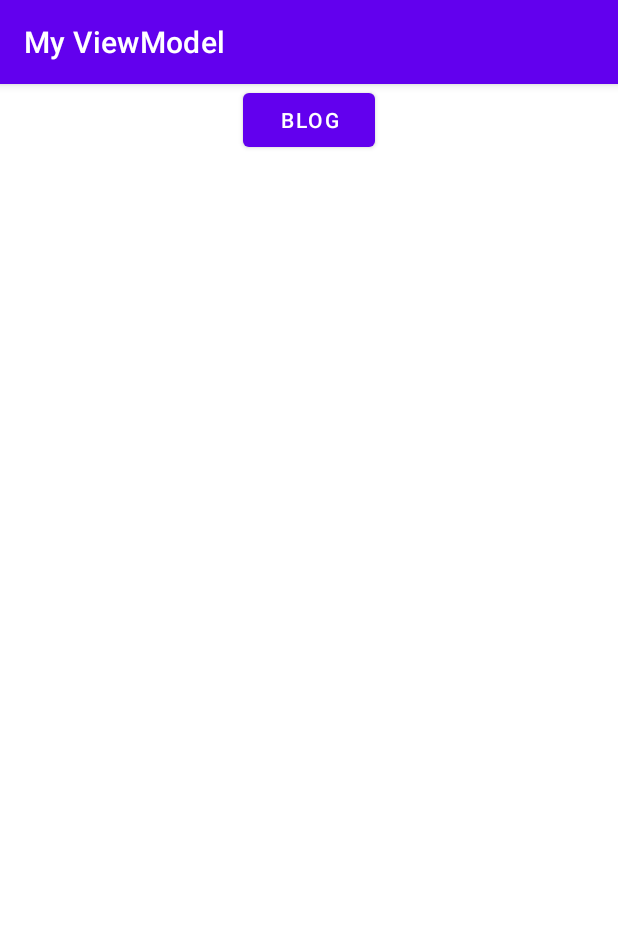
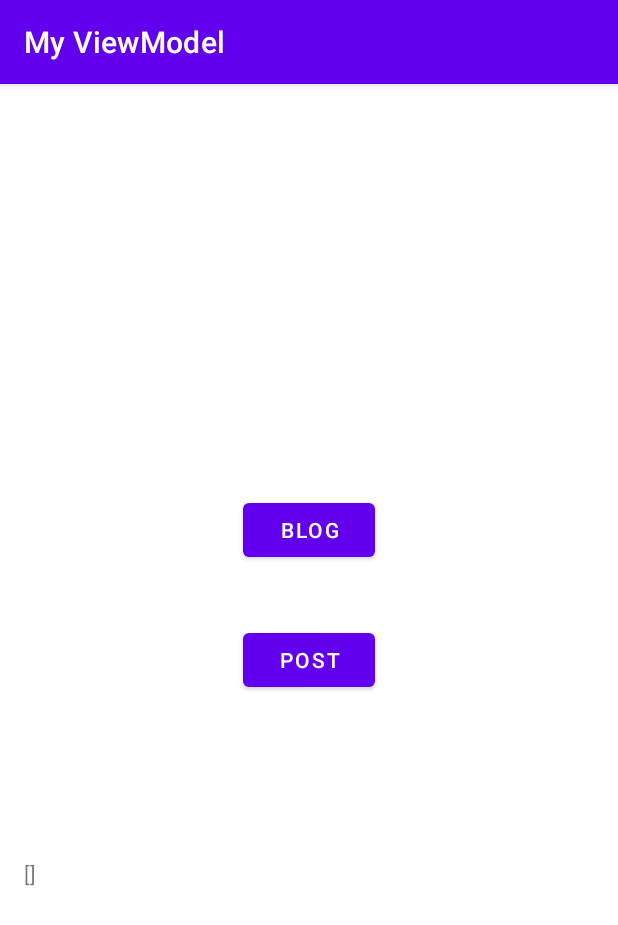
Before and after one commit to edwardsuwirya/new-viewmodel-room, an Android app: the screen it shows after launch (BlogActivity), after a tap on "BLOG", on a phone screen of 412 x 824 dp. Shown: the top 925 px of the screen. Run offline under Robolectric (Android 15) with nearby library versions, the phone set to English and light mode, and no system bars; our stand-ins replace Room's generated code.

```diff
--- a/app/src/main/AndroidManifest.xml
+++ b/app/src/main/AndroidManifest.xml
@@ -2,6 +2,7 @@
 <manifest xmlns:android="http://schemas.android.com/apk/res/android"
     xmlns:tools="http://schemas.android.com/tools">
 
+    <uses-permission android:name="android.permission.INTERNET" />
     <application
         android:name=".BaseApplication"
         android:allowBackup="true"
--- a/app/src/main/java/com/enigmacamp/myviewmodel/BlogActivity.kt
+++ b/app/src/main/java/com/enigmacamp/myviewmodel/BlogActivity.kt
@@ -4,10 +4,13 @@ import androidx.appcompat.app.AppCompatActivity
 import android.os.Bundle
 import android.util.Log
 import android.widget.Button
+import android.widget.TextView
 import androidx.lifecycle.ViewModel
 import androidx.lifecycle.ViewModelProvider
 import com.enigmacamp.myviewmodel.repository.BlogRepository
 import com.enigmacamp.myviewmodel.repository.BlogRepositoryImpl
+import com.enigmacamp.myviewmodel.repository.PostRepository
+import com.enigmacamp.myviewmodel.repository.PostRepositoryImpl
 import com.enigmacamp.myviewmodel.repository.data.AppDatabase
 import com.enigmacamp.myviewmodel.repository.data.dao.BlogDao
 import com.enigmacamp.myviewmodel.util.db
@@ -16,12 +19,17 @@ import com.enigmacamp.simpleviewmodel.ViewStatus
 class BlogActivity : AppCompatActivity() {
     private lateinit var viewModel: BlogActivityVM
     private lateinit var blogRepo: BlogRepository
+    private lateinit var postRepo: PostRepository
     private lateinit var blogDao: BlogDao
+
+    private lateinit var tvResult: TextView
+    private lateinit var loadingFragment: LoadingFragment
     override fun onCreate(savedInstanceState: Bundle?) {
         super.onCreate(savedInstanceState)
         setContentView(R.layout.activity_blog)
         blogDao = db.blogDao()
         blogRepo = BlogRepositoryImpl(blogDao)
+        postRepo = PostRepositoryImpl()
         initUI()
         initViewModel()
         subscribe()
@@ -29,27 +37,60 @@ class BlogActivity : AppCompatActivity() {
 
     private fun initUI() {
         val btnBlog = findViewById<Button>(R.id.btn_blog)
+        val btnPost = findViewById<Button>(R.id.btn_post)
+        tvResult = findViewById(R.id.tv_result)
 
         btnBlog.setOnClickListener {
 //            viewModel.onInsertBlog()
             viewModel.onGetBlog()
         }
+        btnPost.setOnClickListener {
+            viewModel.onGetPost()
+        }
+        loadingFragment = LoadingFragment.newInstance()
     }
 
     private fun initViewModel() {
         viewModel = ViewModelProvider(this, object : ViewModelProvider.Factory {
             override fun <T : ViewModel> create(modelClass: Class<T>): T {
-                return BlogActivityVM(blogRepo) as T
+                return BlogActivityVM(blogRepo, postRepo) as T
             }
         })[BlogActivityVM::class.java]
+    }
+
+    private fun showLoadingFragment() {
+        loadingFragment.show(supportFragmentManager, "dialog")
+    }
+
+    private fun dismissLoadingFragment() {
+        loadingFragment.dismiss()
     }
 
     private fun subscribe() {
         viewModel.blogListLiveData.observe(this) {
             when (it.status) {
-                ViewStatus.SUCCESS -> Log.d("Blog", it.data.toString())
-                ViewStatus.LOADING -> Log.d("Blog", "Loading")
-                ViewStatus.ERROR -> Log.d("Blog", it.message.toString())
+                ViewStatus.SUCCESS -> {
+                    tvResult.text = it.data.toString()
+                    dismissLoadingFragment()
+                }
+                ViewStatus.LOADING -> showLoadingFragment()
+                ViewStatus.ERROR -> {
+                    tvResult.text = it.message.toString()
+                    dismissLoadingFragment()
+                }
+            }
+        }
+        viewModel.postLiveData.observe(this) {
+            when (it.status) {
+                ViewStatus.SUCCESS -> {
+                    tvResult.text = it.data.toString()
+                    dismissLoadingFragment()
+                }
+                ViewStatus.LOADING -> showLoadingFragment()
+                ViewStatus.ERROR -> {
+                    tvResult.text = it.message.toString()
+                    dismissLoadingFragment()
+                }
             }
         }
     }
--- a/app/src/main/java/com/enigmacamp/myviewmodel/BlogActivityVM.kt
+++ b/app/src/main/java/com/enigmacamp/myviewmodel/BlogActivityVM.kt
@@ -5,15 +5,35 @@ import androidx.lifecycle.MutableLiveData
 import androidx.lifecycle.ViewModel
 import androidx.lifecycle.viewModelScope
 import com.enigmacamp.myviewmodel.repository.BlogRepository
+import com.enigmacamp.myviewmodel.repository.PostRepository
 import com.enigmacamp.myviewmodel.repository.data.entities.Blog
 import com.enigmacamp.simpleviewmodel.ViewState
 import kotlinx.coroutines.Dispatchers
 import kotlinx.coroutines.launch
 
-class BlogActivityVM(private val blogRepository: BlogRepository) : ViewModel() {
+class BlogActivityVM(
+    private val blogRepository: BlogRepository,
+    private val postRepository: PostRepository
+) : ViewModel() {
     private var _blogListLiveData = MutableLiveData<ViewState>()
     val blogListLiveData: LiveData<ViewState>
         get() = _blogListLiveData
+
+    private var _postLiveData = MutableLiveData<ViewState>()
+    val postLiveData: LiveData<ViewState>
+        get() = _postLiveData
+
+    fun onGetPost() {
+        viewModelScope.launch(Dispatchers.IO) {
+            _postLiveData.postValue(ViewState.loading())
+            try {
+                val result = postRepository.getPost()
+                _postLiveData.postValue(ViewState.success(result))
+            } catch (e: Exception) {
+                _postLiveData.postValue(ViewState.error(e.message))
+            }
+        }
+    }
 
     fun onGetBlog() = dbTrans {
         blogRepository.getBlogs()
--- /dev/null
+++ b/app/src/main/java/com/enigmacamp/myviewmodel/LoadingFragment.kt
@@ -0,0 +1,34 @@
+package com.enigmacamp.myviewmodel
+
+import android.os.Bundle
+import androidx.fragment.app.Fragment
+import android.view.LayoutInflater
+import android.view.View
+import android.view.ViewGroup
+import androidx.fragment.app.DialogFragment
+
+/**
+ * A simple [Fragment] subclass.
+ * Use the [LoadingFragment.newInstance] factory method to
+ * create an instance of this fragment.
+ */
+class LoadingFragment : DialogFragment() {
+
+    override fun onCreate(savedInstanceState: Bundle?) {
+        super.onCreate(savedInstanceState)
+    }
+
+    override fun onCreateView(
+        inflater: LayoutInflater, container: ViewGroup?,
+        savedInstanceState: Bundle?
+    ): View? {
+        // Inflate the layout for this fragment
+        return inflater.inflate(R.layout.fragment_loading, container, false)
+    }
+
+    companion object {
+        // TODO: Rename and change types and number of parameters
+        @JvmStatic
+        fun newInstance() = LoadingFragment()
+    }
+}
--- /dev/null
+++ b/app/src/main/java/com/enigmacamp/myviewmodel/repository/PostRepository.kt
@@ -0,0 +1,7 @@
+package com.enigmacamp.myviewmodel.repository
+
+import com.enigmacamp.myviewmodel.repository.network.models.response.Post
+
+interface PostRepository {
+    suspend fun getPost(): Post
+}
--- a/app/src/main/res/layout/activity_blog.xml
+++ b/app/src/main/res/layout/activity_blog.xml
@@ -1,17 +1,48 @@
 <?xml version="1.0" encoding="utf-8"?>
-<androidx.constraintlayout.widget.ConstraintLayout xmlns:android="http://schemas.android.com/apk/res/android"
+<FrameLayout xmlns:android="http://schemas.android.com/apk/res/android"
     xmlns:app="http://schemas.android.com/apk/res-auto"
     xmlns:tools="http://schemas.android.com/tools"
     android:layout_width="match_parent"
     android:layout_height="match_parent"
     tools:context=".BlogActivity">
 
+    <androidx.constraintlayout.widget.ConstraintLayout
+        android:layout_width="match_parent"
+        android:layout_height="match_parent">
+
         <Button
             android:id="@+id/btn_blog"
             android:layout_width="wrap_content"
             android:layout_height="wrap_content"
             android:text="Blog"
+            app:layout_constraintBottom_toBottomOf="parent"
+            app:layout_constraintEnd_toEndOf="parent"
+            app:layout_constraintStart_toStartOf="parent"
+            app:layout_constraintTop_toTopOf="parent"
+            app:layout_constraintVertical_bias="0.38" />
+
+        <Button
+            android:id="@+id/btn_post"
+            android:layout_width="wrap_content"
+            android:layout_height="wrap_content"
+            android:text="Post"
+            app:layout_constraintBottom_toBottomOf="parent"
             app:layout_constraintEnd_toEndOf="parent"
             app:layout_constraintStart_toStartOf="parent"
             app:layout_constraintTop_toTopOf="parent" />
+
+        <TextView
+            android:id="@+id/tv_result"
+            android:layout_width="0dp"
+            android:layout_height="wrap_content"
+            android:layout_marginStart="16dp"
+            android:layout_marginEnd="16dp"
+            android:text="..."
+            app:layout_constraintBottom_toBottomOf="parent"
+            app:layout_constraintEnd_toEndOf="parent"
+            app:layout_constraintStart_toStartOf="parent"
+            app:layout_constraintTop_toTopOf="parent"
+            app:layout_constraintVertical_bias="0.69" />
     </androidx.constraintlayout.widget.ConstraintLayout>
+
+</FrameLayout>
```
Also changed, not shown: app/build.gradle (+7 -0 lines), app/src/main/java/com/enigmacamp/myviewmodel/LoadingScreen.kt (added, +27 -0 lines), app/src/main/java/com/enigmacamp/myviewmodel/repository/PostRepositoryImpl.kt (added, +18 -0 lines), app/src/main/java/com/enigmacamp/myviewmodel/repository/network/JsonPlaceholderApi.kt (added, +10 -0 lines), app/src/main/java/com/enigmacamp/myviewmodel/repository/network/RetrofitInstance.kt (added, +20 -0 lines), app/src/main/java/com/enigmacamp/myviewmodel/repository/network/models/response/Post.kt (added, +11 -0 lines), app/src/main/res/drawable/rounded_box.xml (added, +13 -0 lines), app/src/main/res/layout/fragment_loading.xml (added, +43 -0 lines), app/src/main/res/layout/loading_dialog.xml (added, +32 -0 lines), app/src/main/res/raw/progressbar.json (added, +1 -0 lines). Lines whose indentation alone changed are shown as unchanged.
